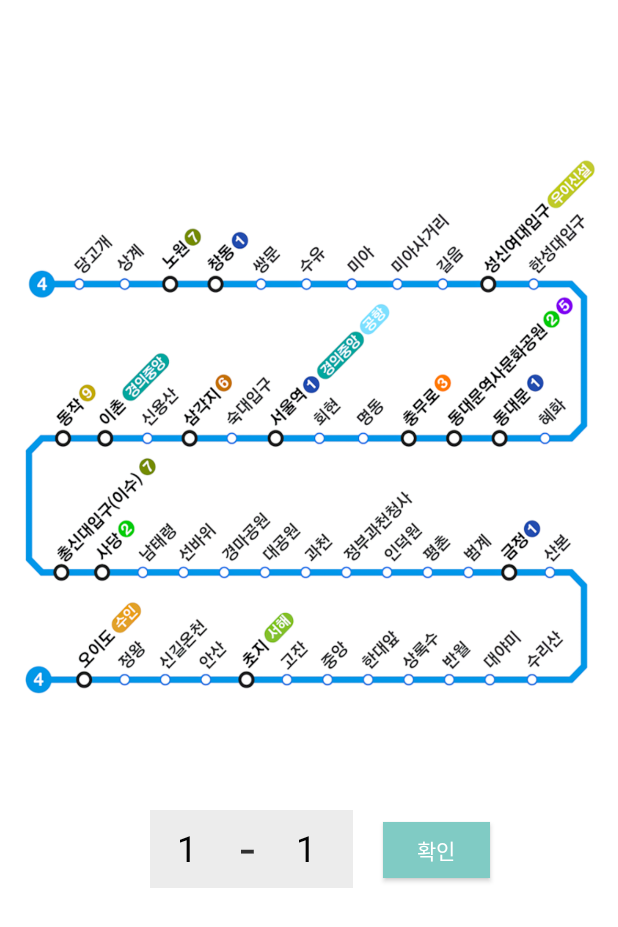
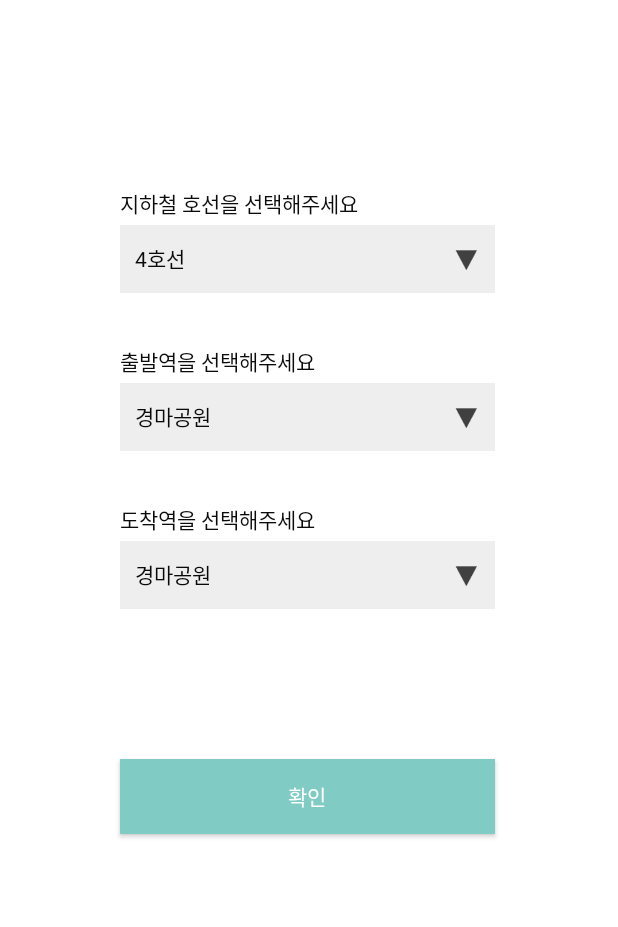
Before and after one commit to KorKite/SubwaySeat_APP, an Android app: the screen it shows after launch (chooseTrainUp before the commit, inputDestination after it), on a phone screen of 412 x 824 dp. Shown: the top 927 px of the screen. Run offline under Robolectric (Android 15) with nearby library versions, the phone set to English and light mode, and no system bars; 1 statement that could not run was skipped.

Commit message:
출발지/도착지 입력 화면 추가

```diff
--- a/MobileApp/app/src/main/java/com/example/subwayseat/calculateMinute.kt
+++ b/MobileApp/app/src/main/java/com/example/subwayseat/calculateMinute.kt
@@ -1,7 +1,4 @@
 package com.example.subwayseat
-
-val STATION_INDEX = hashMapOf("당고개" to 0, "상계" to 1, "노원" to 2, "창동" to 3, "쌍문" to 4, "수유" to 5, "미아" to 6, "미아사거리" to 7, "길음" to 8, "성신여대입구" to 9, "한성대입구" to 10, "혜화" to 11, "동대문" to 12, "동대문역사문화공원" to 13, "충무로" to 14, "명동" to 15, "회현" to 16, "서울역" to 17, "숙대입구" to 18, "삼각지" to 19, "신용산" to 20, "이촌" to 21, "동작" to 22, "총신대입구(이수)" to 23, "사당" to 24, "남태령" to 25, "선바위" to 26, "경마공원" to 27, "대공원" to 28, "과천" to 29, "정부과천청사" to 30, "인덕원" to 31, "평촌" to 32, "범계" to 33, "금정" to 34, "산본" to 35, "수리산" to 36, "대야미" to 37, "반월" to 38, "상록수" to 39, "한대앞" to 40, "중앙" to 41, "고잔" to 42, "초지" to 43, "안산" to 44, "신길온천" to 45 ,"정왕" to 46, "오이도" to 47)
-val STATION_LIST = STATION_INDEX.keys
 
 fun calculateTime(now:Int, dest:Int):Int{
     var timeleft = arrayOf(
--- /dev/null
+++ b/MobileApp/app/src/main/java/com/example/subwayseat/inputDestination.kt
@@ -0,0 +1,99 @@
+package com.example.subwayseat
+
+import android.content.Intent
+import androidx.appcompat.app.AppCompatActivity
+import android.os.Bundle
+import android.view.View
+import android.widget.AdapterView
+import android.widget.ArrayAdapter
+import kotlinx.android.synthetic.main.activity_input_destination.*
+var input_dst = ""
+var input_stt = ""
+var line_updown = ""
+var line_no = ""
+class inputDestination : AppCompatActivity() {
+    override fun onCreate(savedInstanceState: Bundle?) {
+        super.onCreate(savedInstanceState)
+        setContentView(R.layout.activity_input_destination)
+
+
+        //지하철 호선 선택할 수 있는 스피너
+        val line_list = arrayOf("4호선")
+        spn_line.adapter = ArrayAdapter(this, android.R.layout.simple_spinner_dropdown_item, line_list)
+
+        //아이템 선택 리스너
+        spn_line.onItemSelectedListener = object : AdapterView.OnItemSelectedListener {
+            override fun onNothingSelected(p0: AdapterView<*>?) {
+                println("nothing selected!")
+            }
+
+            override fun onItemSelected(p0: AdapterView<*>?, p1: View?, position: Int, p3: Long) {
+                tv_line.setText("   "+line_list[position].toString())
+                line_no = line_list[position]
+
+            }
+
+        }
+
+
+
+
+        //출발역 선택할 수 있는 스피너
+        val station_list = STATION_LOCATION_X.keys.toTypedArray()
+        station_list.sort()
+
+        spn_station_stt.adapter = ArrayAdapter(this, android.R.layout.simple_spinner_dropdown_item, station_list)
+
+        //아이템 선택 리스너
+        spn_station_stt.onItemSelectedListener = object : AdapterView.OnItemSelectedListener {
+            override fun onNothingSelected(p0: AdapterView<*>?) {
+                println("nothing selected!")
+            }
+
+            override fun onItemSelected(p0: AdapterView<*>?, p1: View?, position: Int, p3: Long) {
+                tv_station_stt.setText("   "+station_list[position].toString())
+                input_stt = station_list[position]
+            }
+
+        }
+
+
+        //도착역 선택할 수 있는 스피너
+        spn_station_dst.adapter = ArrayAdapter(this, android.R.layout.simple_spinner_dropdown_item, station_list)
+
+        //아이템 선택 리스너
+        spn_station_dst.onItemSelectedListener = object : AdapterView.OnItemSelectedListener {
+            override fun onNothingSelected(p0: AdapterView<*>?) {
+                println("nothing selected!")
+            }
+
+            override fun onItemSelected(p0: AdapterView<*>?, p1: View?, position: Int, p3: Long) {
+                tv_station_dst.setText("   "+station_list[position].toString())
+                input_dst = station_list[position]
+
+            }
+
+        }
+
+
+
+        btn_next.setOnClickListener{
+            getLine(input_stt, input_dst)
+            var nextIntent = Intent(this, chooseTrainUp::class.java)
+            startActivity(nextIntent)
+        }
+
+
+
+    }
+}
+
+
+fun getLine(stt:String, dst:String){
+    if (STATION_INDEX[stt]!! < STATION_INDEX[dst]!!){
+        line_updown = "상행"
+    }
+    else{
+        line_updown = "하행"
+    }
+}
--- a/MobileApp/app/src/main/java/com/example/subwayseat/login_page.kt
+++ b/MobileApp/app/src/main/java/com/example/subwayseat/login_page.kt
@@ -1,4 +1,4 @@
-/*
+package com.example.subwayseat/*
 package com.example.subwayseat
 
 
--- a/MobileApp/app/src/main/java/com/example/subwayseat/subwaySeatClass.kt
+++ b/MobileApp/app/src/main/java/com/example/subwayseat/subwaySeatClass.kt
@@ -12,6 +12,9 @@ data class location(
 )
 
 
+val STATION_INDEX = hashMapOf("당고개" to 0, "상계" to 1, "노원" to 2, "창동" to 3, "쌍문" to 4, "수유" to 5, "미아" to 6, "미아사거리" to 7, "길음" to 8, "성신여대입구" to 9, "한성대입구" to 10, "혜화" to 11, "동대문" to 12, "동대문역사문화공원" to 13, "충무로" to 14, "명동" to 15, "회현" to 16, "서울역" to 17, "숙대입구" to 18, "삼각지" to 19, "신용산" to 20, "이촌" to 21, "동작" to 22, "총신대입구(이수)" to 23, "사당" to 24, "남태령" to 25, "선바위" to 26, "경마공원" to 27, "대공원" to 28, "과천" to 29, "정부과천청사" to 30, "인덕원" to 31, "평촌" to 32, "범계" to 33, "금정" to 34, "산본" to 35, "수리산" to 36, "대야미" to 37, "반월" to 38, "상록수" to 39, "한대앞" to 40, "중앙" to 41, "고잔" to 42, "초지" to 43, "안산" to 44, "신길온천" to 45 ,"정왕" to 46, "오이도" to 47)
+val STATION_LIST = STATION_INDEX.keys
+
 //x축 간격 약 70f~80f
 val STATION_LOCATION_X = hashMapOf("당고개" to 90f, "상계" to 170f, "노원" to 250f, "창동" to 330f,
     "쌍문" to 410f, "수유" to 490f, "미아" to 565f, "미아사거리" to 640f, "길음" to 720f, "성신여대입구" to 800f,
@@ -21,6 +24,7 @@ val STATION_LOCATION_X = hashMapOf("당고개" to 90f, "상계" to 170f, "노원
     "대공원" to 415f, "과천" to 480f, "정부과천청사" to 560f, "인덕원" to 630f, "평촌" to 705f, "범계" to 770f, "금정" to 850f,
     "산본" to 915f, "오이도" to 90f, "정왕" to 170f, "신길온천" to 240f, "안산" to 310f, "초지" to 380f, "고지" to 450f,
     "중앙" to 530f, "한대앞" to 600f, "상록수" to 660f, "반월" to 730f, "대야미" to 805f, "수리산" to 875f)
+
 val STATION_LOCATION_Y = hashMapOf("당고개" to 200f, "상계" to 200f, "노원" to 200f, "창동" to 200f,
     "쌍문" to 200f, "수유" to 200f, "미아" to 200f, "미아사거리" to 200f, "길음" to 200f, "성신여대입구" to 200f,
     "한성대입구" to 200f, "동작" to 465f, "이촌" to 465f, "신용산" to 465f, "삼각지" to 465f, "숙대입구" to 465f,
--- /dev/null
+++ b/MobileApp/app/src/main/res/layout/activity_input_destination.xml
@@ -0,0 +1,112 @@
+<?xml version="1.0" encoding="utf-8"?>
+<androidx.constraintlayout.widget.ConstraintLayout xmlns:android="http://schemas.android.com/apk/res/android"
+    xmlns:app="http://schemas.android.com/apk/res-auto"
+    xmlns:tools="http://schemas.android.com/tools"
+    android:layout_width="match_parent"
+    android:layout_height="match_parent"
+    android:background="@color/colorWhite"
+    tools:context=".inputDestination">
+
+    <TextView
+        android:id="@+id/tv_station_info2"
+        android:layout_width="200dp"
+        android:layout_height="25dp"
+        android:text="지하철 호선을 선택해주세요"
+        android:textColor="#0B0B0B"
+        app:layout_constraintBottom_toTopOf="@+id/tv_line"
+        app:layout_constraintStart_toStartOf="@+id/tv_line" />
+
+    <Button
+        android:id="@+id/btn_next"
+        android:layout_width="250dp"
+        android:layout_height="50dp"
+        android:layout_marginTop="100dp"
+        android:background="#80CBC4"
+        android:text="확인"
+        app:layout_constraintStart_toStartOf="@+id/tv_station_dst"
+        app:layout_constraintTop_toBottomOf="@+id/tv_station_dst" />
+
+    <Spinner
+        android:id="@+id/spn_station_dst"
+        android:layout_width="250dp"
+        android:layout_height="45dp"
+        android:background="@drawable/spinner"
+        app:layout_constraintStart_toStartOf="@+id/tv_station_dst"
+        app:layout_constraintTop_toTopOf="@+id/tv_station_dst" />
+
+    <Spinner
+        android:id="@+id/spn_station_stt"
+        android:layout_width="250dp"
+        android:layout_height="45dp"
+        android:background="@drawable/spinner"
+        app:layout_constraintStart_toStartOf="@+id/spn_line"
+        app:layout_constraintTop_toTopOf="@+id/tv_station_stt" />
+
+    <Spinner
+        android:id="@+id/spn_line"
+        android:layout_width="250dp"
+        android:layout_height="45dp"
+        android:background="@drawable/spinner"
+        app:layout_constraintStart_toStartOf="@+id/tv_line"
+        app:layout_constraintTop_toTopOf="@+id/tv_line" />
+
+    <TextView
+        android:id="@+id/tv_station_dst"
+        android:layout_width="200dp"
+        android:layout_height="45dp"
+        android:layout_marginTop="60dp"
+        android:background="@color/colorGray"
+        android:ems="10"
+        android:gravity="center_vertical"
+        android:inputType="textPersonName"
+        android:textColor="#090909"
+        app:layout_constraintStart_toStartOf="@+id/tv_line"
+        app:layout_constraintTop_toBottomOf="@+id/tv_station_stt" />
+
+    <TextView
+        android:id="@+id/tv_station_stt"
+        android:layout_width="200dp"
+        android:layout_height="45dp"
+        android:layout_marginTop="60dp"
+        android:background="@color/colorGray"
+        android:ems="10"
+        android:gravity="center_vertical"
+        android:inputType="textPersonName"
+        android:textColor="#090909"
+        app:layout_constraintStart_toStartOf="@+id/tv_line"
+        app:layout_constraintTop_toBottomOf="@+id/tv_line" />
+
+    <TextView
+        android:id="@+id/tv_line"
+        android:layout_width="200dp"
+        android:layout_height="45dp"
+        android:layout_marginStart="80dp"
+        android:layout_marginLeft="80dp"
+        android:layout_marginTop="150dp"
+        android:background="@color/colorGray"
+        android:ems="10"
+        android:gravity="center_vertical"
+        android:inputType="textPersonName"
+        android:textColor="#090909"
+        app:layout_constraintStart_toStartOf="parent"
+        app:layout_constraintTop_toTopOf="parent" />
+
+    <TextView
+        android:id="@+id/tv_station_info"
+        android:layout_width="150dp"
+        android:layout_height="25dp"
+        android:text="도착역을 선택해주세요"
+        android:textColor="#0B0B0B"
+        app:layout_constraintBottom_toTopOf="@+id/tv_station_dst"
+        app:layout_constraintStart_toStartOf="@+id/tv_station_dst" />
+
+    <TextView
+        android:id="@+id/tv_station_info1"
+        android:layout_width="150dp"
+        android:layout_height="25dp"
+        android:text="출발역을 선택해주세요"
+        android:textColor="#0B0B0B"
+        app:layout_constraintBottom_toTopOf="@+id/spn_station_stt"
+        app:layout_constraintStart_toStartOf="@+id/spn_line" />
+
+</androidx.constraintlayout.widget.ConstraintLayout>
--- a/MobileApp/app/src/main/res/layout/activity_login.xml
+++ b/MobileApp/app/src/main/res/layout/activity_login.xml
@@ -5,6 +5,7 @@ xmlns:tools="http://schemas.android.com/tools"
 android:layout_width="match_parent"
 android:layout_height="match_parent"
 android:orientation="vertical"
+android:background="@color/colorWhite"
 tools:context=".LoginActivity">
 <View
     android:layout_width="0dp"
--- a/MobileApp/app/src/main/res/layout/activity_login_page.xml
+++ b/MobileApp/app/src/main/res/layout/activity_login_page.xml
@@ -4,6 +4,7 @@
     xmlns:tools="http://schemas.android.com/tools"
     android:layout_width="match_parent"
     android:layout_height="match_parent"
+    android:background="@color/colorWhite"
     tools:context=".login_page">
 
     <com.kakao.usermgmt.LoginButton
```
Also changed, not shown: MobileApp/app/src/main/AndroidManifest.xml (+9 -10 lines), MobileApp/app/src/main/java/com/example/subwayseat/chooseSeat1.kt (+29 -40 lines), MobileApp/app/src/main/java/com/example/subwayseat/chooseSeat2.kt (+35 -48 lines), MobileApp/app/src/main/java/com/example/subwayseat/chooseSeat3.kt (+34 -46 lines), MobileApp/app/src/main/java/com/example/subwayseat/chooseTrainUp.kt (+13 -6 lines), MobileApp/app/src/main/res/layout/check_popup_layout.xml (+13 -19 lines), MobileApp/app/src/main/res/values/styles.xml (+7 -1 lines), MobileApp/app/src/main/res/drawable/spinner.png (added), MobileApp/app/src/main/res/drawable/train_down.png (renamed from MobileApp/app/src/main/res/drawable/train.png), MobileApp/app/src/main/res/drawable/train_up.png (added).
